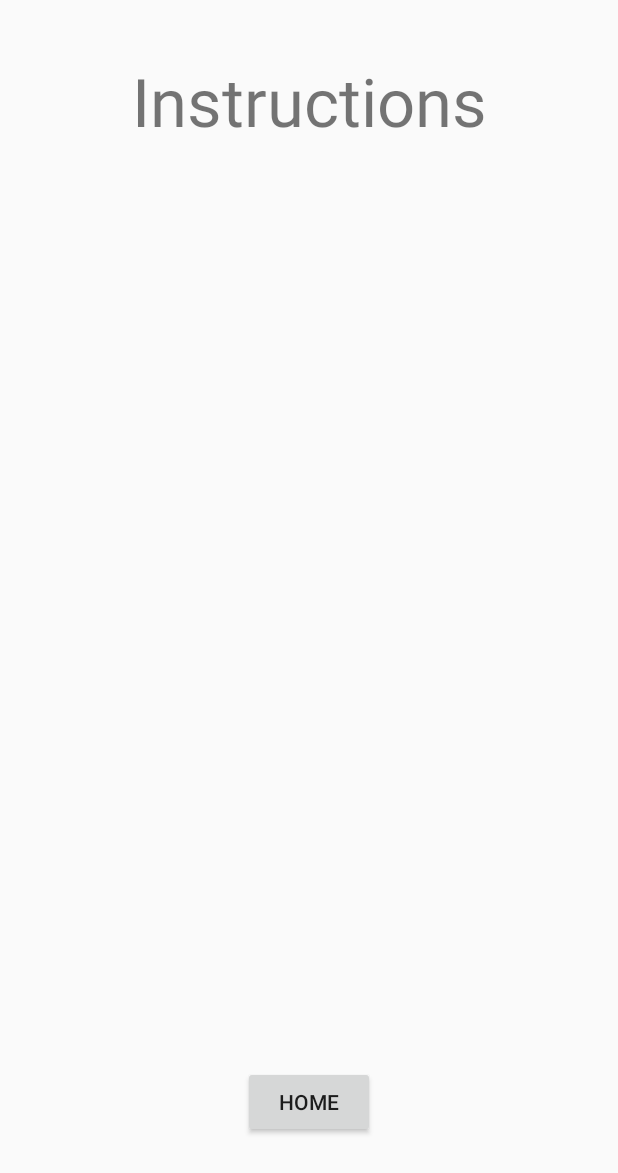
After one commit to Pack-Frenzy/Pack-Frenzy, an Android app: the InstructionsActivity screen opened directly, with no data from a screen before it, on a phone screen of 412 x 824 dp. The commit adds this screen. Shown: the top 1173 px of the screen. Run offline under Robolectric (Android 15) with nearby library versions, the phone set to English and light mode, and no system bars.

Commit message:
added instructions activity

```diff
--- a/app/src/main/AndroidManifest.xml
+++ b/app/src/main/AndroidManifest.xml
@@ -20,7 +20,7 @@
             </intent-filter>
         </activity>
         <activity android:name=".RoundActivity" />
-        <activity android:name=".ScoreboardActivity" />
+        <activity android:name=".InstructionsActivity" />
         <activity android:name=".PlayerActivity" />
         <activity android:name=".MainActivity">
             <intent-filter>
--- /dev/null
+++ b/app/src/main/java/com/example/packathon/InstructionsActivity.java
@@ -0,0 +1,32 @@
+package com.example.packathon;
+
+import android.content.Intent;
+import android.os.Bundle;
+import android.view.View;
+import android.widget.Button;
+
+import androidx.appcompat.app.AppCompatActivity;
+
+public class InstructionsActivity extends AppCompatActivity {
+    @Override
+    protected void onCreate(Bundle savedInstanceState) {
+        super.onCreate(savedInstanceState);
+        setContentView(R.layout.activity_instructions);
+
+        Button home = findViewById(R.id.homeButton);
+
+        home.setOnClickListener(new View.OnClickListener() {
+            @Override
+            public void onClick(View v) {
+                openHomePage();
+            }
+        });
+    }
+
+    // TODO: Change this back to home... inbetweenturns is just for testing
+    public void openHomePage() {
+        Intent intent = new Intent(this, MainActivity.class);
+
+        startActivity(intent);
+    }
+}
--- /dev/null
+++ b/app/src/main/res/layout/activity_instructions.xml
@@ -0,0 +1,38 @@
+<?xml version="1.0" encoding="utf-8"?>
+<androidx.constraintlayout.widget.ConstraintLayout xmlns:android="http://schemas.android.com/apk/res/android"
+    xmlns:app="http://schemas.android.com/apk/res-auto"
+    xmlns:tools="http://schemas.android.com/tools"
+    android:layout_width="match_parent"
+    android:layout_height="match_parent"
+    tools:context=".ScoreboardActivity">
+
+
+    <TextView
+        android:id="@+id/instructions"
+        android:layout_width="wrap_content"
+        android:layout_height="wrap_content"
+        android:layout_marginStart="81dp"
+        android:layout_marginTop="37dp"
+        android:layout_marginEnd="81dp"
+        android:layout_marginBottom="16dp"
+        android:text="Instructions"
+        android:textSize="20pt"
+        app:layout_constraintBottom_toTopOf="@+id/recyclerView"
+        app:layout_constraintEnd_toEndOf="parent"
+        app:layout_constraintStart_toStartOf="parent"
+        app:layout_constraintTop_toTopOf="parent" />
+
+    <Button
+        android:id="@+id/homeButton"
+        android:layout_width="wrap_content"
+        android:layout_height="wrap_content"
+        android:layout_marginStart="150dp"
+        android:layout_marginTop="53dp"
+        android:layout_marginEnd="150dp"
+        android:layout_marginBottom="65dp"
+        android:text="@string/home"
+        app:layout_constraintBottom_toBottomOf="parent"
+        app:layout_constraintEnd_toEndOf="parent"
+        app:layout_constraintStart_toStartOf="parent"
+        app:layout_constraintTop_toBottomOf="@+id/recyclerView" />
+</androidx.constraintlayout.widget.ConstraintLayout>
```
Also changed, not shown: app/src/main/java/com/example/packathon/MainActivity.java (+9 -9 lines), app/src/main/res/layout/activity_main.xml (+11 -9 lines).
